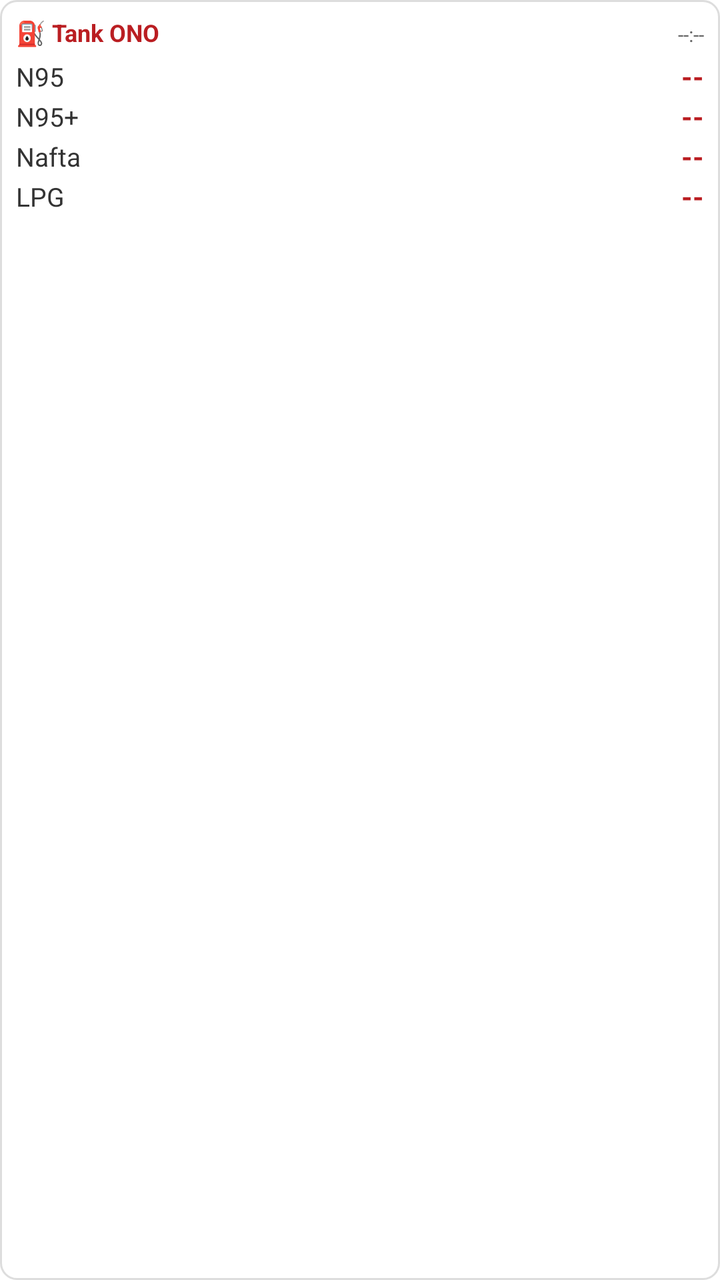
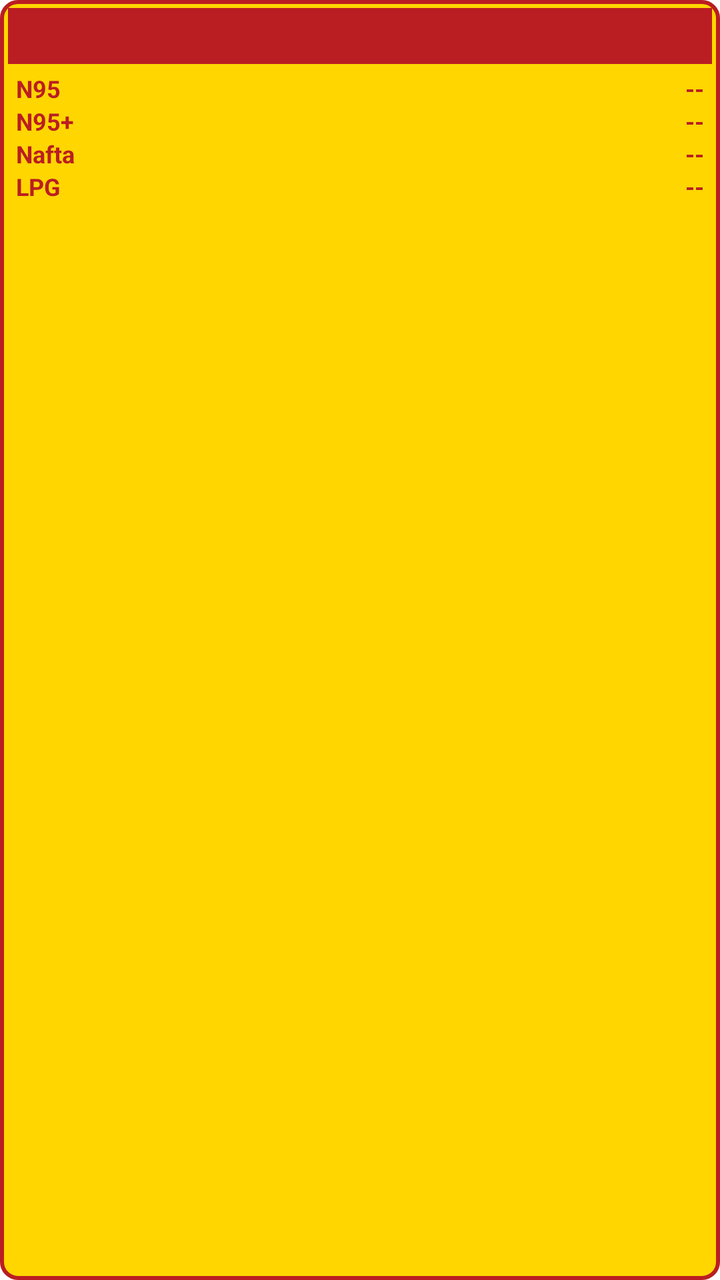

An Android layout rendered at two revisions. The XML below is the earlier revision; the diff shows what the commit changed to produce the second picture.
<!-- AndroidManifest.xml: application theme Theme.TankONOWidget -->
<!-- res/layout/widget_layout.xml -->
<?xml version="1.0" encoding="utf-8"?>

<LinearLayout xmlns:android="http://schemas.android.com/apk/res/android"
    android:layout_width="match_parent"
    android:layout_height="match_parent"
    android:orientation="vertical"
    android:background="@drawable/widget_background"
    android:padding="8dp">

    
    <LinearLayout
        android:layout_width="match_parent"
        android:layout_height="wrap_content"
        android:orientation="horizontal"
        android:layout_marginBottom="4dp">

        <TextView
            android:layout_width="0dp"
            android:layout_height="wrap_content"
            android:layout_weight="1"
            android:text="⛽ Tank ONO"
            android:textSize="12sp"
            android:textStyle="bold"
            android:textColor="#BA1E22"/>

        <TextView
            android:id="@+id/tv_time"
            android:layout_width="wrap_content"
            android:layout_height="wrap_content"
            android:text="--:--"
            android:textSize="10sp"
            android:textColor="#666666"/>
    </LinearLayout>

    
    <LinearLayout
        android:layout_width="match_parent"
        android:layout_height="wrap_content"
        android:orientation="vertical">

        
        <LinearLayout
            android:layout_width="match_parent"
            android:layout_height="wrap_content"
            android:orientation="horizontal"
            android:gravity="center_vertical">

            <TextView
                android:layout_width="0dp"
                android:layout_weight="1"
                android:layout_height="wrap_content"
                android:text="N95"
                android:textSize="13sp"
                android:textColor="#333333"/>

            <TextView
                android:id="@+id/tv_n95_trend"
                android:layout_width="20dp"
                android:layout_height="20dp"
                android:src="@drawable/ic_arrow_equal"/>

            <TextView
                android:id="@+id/tv_n95"
                android:layout_width="60dp"
                android:layout_height="wrap_content"
                android:text="--"
                android:textSize="14sp"
                android:textStyle="bold"
                android:gravity="end"
                android:textColor="#BA1E22"/>
        </LinearLayout>

        
        <LinearLayout
            android:layout_width="match_parent"
            android:layout_height="wrap_content"
            android:orientation="horizontal"
            android:gravity="center_vertical">

            <TextView
                android:layout_width="0dp"
                android:layout_weight="1"
                android:layout_height="wrap_content"
                android:text="N95+"
                android:textSize="13sp"
                android:textColor="#333333"/>

            <TextView
                android:id="@+id/tv_n95p_trend"
                android:layout_width="20dp"
                android:layout_height="20dp"
                android:src="@drawable/ic_arrow_equal"/>

            <TextView
                android:id="@+id/tv_n95p"
                android:layout_width="60dp"
                android:layout_height="wrap_content"
                android:text="--"
                android:textSize="14sp"
                android:textStyle="bold"
                android:gravity="end"
                android:textColor="#BA1E22"/>
        </LinearLayout>

        
        <LinearLayout
            android:layout_width="match_parent"
            android:layout_height="wrap_content"
            android:orientation="horizontal"
            android:gravity="center_vertical">

            <TextView
                android:layout_width="0dp"
                android:layout_weight="1"
                android:layout_height="wrap_content"
                android:text="Nafta"
                android:textSize="13sp"
                android:textColor="#333333"/>

            <TextView
                android:id="@+id/tv_nafta_trend"
                android:layout_width="20dp"
                android:layout_height="20dp"
                android:src="@drawable/ic_arrow_equal"/>

            <TextView
                android:id="@+id/tv_nafta"
                android:layout_width="60dp"
                android:layout_height="wrap_content"
                android:text="--"
                android:textSize="14sp"
                android:textStyle="bold"
                android:gravity="end"
                android:textColor="#BA1E22"/>
        </LinearLayout>

        
        <LinearLayout
            android:layout_width="match_parent"
            android:layout_height="wrap_content"
            android:orientation="horizontal"
            android:gravity="center_vertical">

            <TextView
                android:layout_width="0dp"
                android:layout_weight="1"
                android:layout_height="wrap_content"
                android:text="LPG"
                android:textSize="13sp"
                android:textColor="#333333"/>

            <TextView
                android:id="@+id/tv_lpg_trend"
                android:layout_width="20dp"
                android:layout_height="20dp"
                android:src="@drawable/ic_arrow_equal"/>

            <TextView
                android:id="@+id/tv_lpg"
                android:layout_width="60dp"
                android:layout_height="wrap_content"
                android:text="--"
                android:textSize="14sp"
                android:textStyle="bold"
                android:gravity="end"
                android:textColor="#BA1E22"/>
        </LinearLayout>

    </LinearLayout>

</LinearLayout>
<!-- resources referenced by this layout -->
<resources>
  <!-- drawable ic_arrow_equal (drawable) -->
  <?xml version="1.0" encoding="utf-8"?>
  
  <vector xmlns:android="http://schemas.android.com/apk/res/android"
      android:width="24dp"
      android:height="24dp"
      android:viewportWidth="24"
      android:viewportHeight="24">
      <path
          android:fillColor="#FF9800"
          android:pathData="M5,10 L19,10 M5,14 L19,14"/>
  </vector>
  <!-- drawable widget_background (drawable) -->
  <?xml version="1.0" encoding="utf-8"?>
  
  <shape xmlns:android="http://schemas.android.com/apk/res/android">
      <solid android:color="#FFFFFF"/>
      <corners android:radius="8dp"/>
      <stroke android:width="1dp" android:color="#DDDDDD"/>
  </shape>
  <style name="Theme.TankONOWidget" parent="Theme.MaterialComponents.DayNight.NoActionBar">
          <item name="colorPrimary">@color/tankono_red</item>
          <item name="colorPrimaryVariant">@color/tankono_red</item>
          <item name="colorOnPrimary">@color/white</item>
          <item name="colorSecondary">@color/tankono_yellow</item>
          <item name="colorSecondaryVariant">@color/tankono_yellow</item>
          <item name="colorOnSecondary">@color/black</item>
          <item name="android:statusBarColor">@color/tankono_red</item>
      </style>
  <color name="tankono_red">#BA1E22</color>
  <color name="white">#FFFFFFFF</color>
  <color name="tankono_yellow">#FFD600</color>
  <color name="black">#FF000000</color>
</resources>

<!-- the commit's change to res/layout/widget_layout.xml (unified diff, before → after) -->
@@ -5,38 +5,32 @@
     android:layout_height="match_parent"
     android:orientation="vertical"
     android:background="@drawable/widget_background"
-    android:padding="8dp">
+    android:padding="4dp">
 
     
     <LinearLayout
         android:layout_width="match_parent"
         android:layout_height="wrap_content"
         android:orientation="horizontal"
-        android:layout_marginBottom="4dp">
+        android:gravity="center"
+        android:background="#BA1E22"
+        android:padding="2dp">
 
-        <TextView
-            android:layout_width="0dp"
-            android:layout_height="wrap_content"
-            android:layout_weight="1"
-            android:text="⛽ Tank ONO"
-            android:textSize="12sp"
-            android:textStyle="bold"
-            android:textColor="#BA1E22"/>
+        <ImageView
+            android:layout_width="80dp"
+            android:layout_height="24dp"
+            android:src="@drawable/logo"
+            android:scaleType="fitCenter"
+            android:contentDescription="ONO" />
 
-        <TextView
-            android:id="@+id/tv_time"
-            android:layout_width="wrap_content"
-            android:layout_height="wrap_content"
-            android:text="--:--"
-            android:textSize="10sp"
-            android:textColor="#666666"/>
     </LinearLayout>
 
     
     <LinearLayout
         android:layout_width="match_parent"
         android:layout_height="wrap_content"
-        android:orientation="vertical">
+        android:orientation="vertical"
+        android:padding="4dp">
 
         
         <LinearLayout
@@ -50,13 +44,14 @@
                 android:layout_weight="1"
                 android:layout_height="wrap_content"
                 android:text="N95"
-                android:textSize="13sp"
-                android:textColor="#333333"/>
+                android:textSize="12sp"
+                android:textColor="#BA1E22"
+                android:textStyle="bold"/>
 
-            <TextView
+            <ImageView
                 android:id="@+id/tv_n95_trend"
-                android:layout_width="20dp"
-                android:layout_height="20dp"
+                android:layout_width="16dp"
+                android:layout_height="16dp"
                 android:src="@drawable/ic_arrow_equal"/>
 
             <TextView
@@ -64,7 +59,7 @@
                 android:layout_width="60dp"
                 android:layout_height="wrap_content"
                 android:text="--"
-                android:textSize="14sp"
+                android:textSize="12sp"
                 android:textStyle="bold"
                 android:gravity="end"
                 android:textColor="#BA1E22"/>
@@ -82,13 +77,14 @@
                 android:layout_weight="1"
                 android:layout_height="wrap_content"
                 android:text="N95+"
-                android:textSize="13sp"
-                android:textColor="#333333"/>
+                android:textSize="12sp"
+                android:textColor="#BA1E22"
+                android:textStyle="bold"/>
 
-            <TextView
+            <ImageView
                 android:id="@+id/tv_n95p_trend"
-                android:layout_width="20dp"
-                android:layout_height="20dp"
+                android:layout_width="16dp"
+                android:layout_height="16dp"
                 android:src="@drawable/ic_arrow_equal"/>
 
             <TextView
@@ -96,7 +92,7 @@
                 android:layout_width="60dp"
                 android:layout_height="wrap_content"
                 android:text="--"
-                android:textSize="14sp"
+                android:textSize="12sp"
                 android:textStyle="bold"
                 android:gravity="end"
                 android:textColor="#BA1E22"/>
@@ -114,13 +110,14 @@
                 android:layout_weight="1"
                 android:layout_height="wrap_content"
                 android:text="Nafta"
-                android:textSize="13sp"
-                android:textColor="#333333"/>
+                android:textSize="12sp"
+                android:textColor="#BA1E22"
+                android:textStyle="bold"/>
 
-            <TextView
+            <ImageView
                 android:id="@+id/tv_nafta_trend"
-                android:layout_width="20dp"
-                android:layout_height="20dp"
+                android:layout_width="16dp"
+                android:layout_height="16dp"
                 android:src="@drawable/ic_arrow_equal"/>
 
             <TextView
@@ -128,7 +125,7 @@
                 android:layout_width="60dp"
                 android:layout_height="wrap_content"
                 android:text="--"
-                android:textSize="14sp"
+                android:textSize="12sp"
                 android:textStyle="bold"
                 android:gravity="end"
                 android:textColor="#BA1E22"/>
@@ -146,13 +143,14 @@
                 android:layout_weight="1"
                 android:layout_height="wrap_content"
                 android:text="LPG"
-                android:textSize="13sp"
-                android:textColor="#333333"/>
+                android:textSize="12sp"
+                android:textColor="#BA1E22"
+                android:textStyle="bold"/>
 
-            <TextView
+            <ImageView
                 android:id="@+id/tv_lpg_trend"
-                android:layout_width="20dp"
-                android:layout_height="20dp"
+                android:layout_width="16dp"
+                android:layout_height="16dp"
                 android:src="@drawable/ic_arrow_equal"/>
 
             <TextView
@@ -160,7 +158,7 @@
                 android:layout_width="60dp"
                 android:layout_height="wrap_content"
                 android:text="--"
-                android:textSize="14sp"
+                android:textSize="12sp"
                 android:textStyle="bold"
                 android:gravity="end"
                 android:textColor="#BA1E22"/>
<!-- resource entries referenced after the edit -->
@@ -12,13 +12,18 @@
           android:fillColor="#FF9800"
           android:pathData="M5,10 L19,10 M5,14 L19,14"/>
   </vector>
+  <!-- drawable logo: jpg bitmap (mipmap-hdpi, 9158 bytes) -->
   <!-- drawable widget_background (drawable) -->
   <?xml version="1.0" encoding="utf-8"?>
   
   <shape xmlns:android="http://schemas.android.com/apk/res/android">
-      <solid android:color="#FFFFFF"/>
+      
+      <solid android:color="#FFD600"/>
+      
+      <stroke
+          android:width="2dp"
+          android:color="#BA1E22"/>
       <corners android:radius="8dp"/>
-      <stroke android:width="1dp" android:color="#DDDDDD"/>
   </shape>
   <style name="Theme.TankONOWidget" parent="Theme.MaterialComponents.DayNight.NoActionBar">
           <item name="colorPrimary">@color/tankono_red</item>
